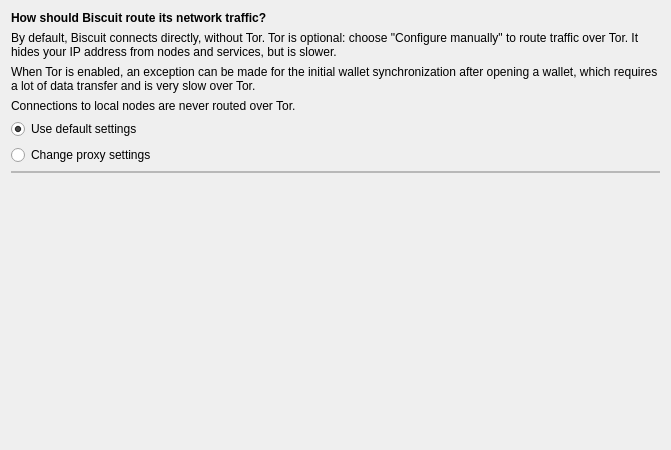
Above: src/wizard/PageNetworkProxy.ui from BiscuitWallet/Biscuit before the change. Below: the same form after it.
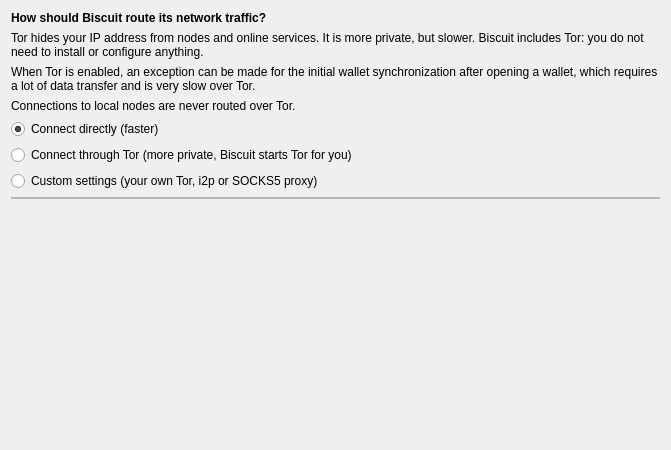
That is the form after the change. Custom widgets are drawn as their Qt base class.

Diff of the .ui file:
```diff
--- a/src/wizard/PageNetworkProxy.ui
+++ b/src/wizard/PageNetworkProxy.ui
@@ -30,7 +30,7 @@
    <item>
     <widget class="QLabel" name="label_2">
      <property name="text">
-      <string>By default, Biscuit connects directly, without Tor. Tor is optional: choose &quot;Configure manually&quot; to route traffic over Tor. It hides your IP address from nodes and services, but is slower.</string>
+      <string>Tor hides your IP address from nodes and online services. It is more private, but slower. Biscuit includes Tor: you do not need to install or configure anything.</string>
      </property>
      <property name="wordWrap">
       <bool>true</bool>
@@ -57,17 +57,24 @@
    <item>
     <widget class="QRadioButton" name="radio_useDefaultSettings">
      <property name="text">
-      <string>Use default settings</string>
+      <string>Connect directly (faster)</string>
      </property>
      <property name="checked">
       <bool>true</bool>
      </property>
     </widget>
    </item>
+   <item>
+    <widget class="QRadioButton" name="radio_tor">
+     <property name="text">
+      <string>Connect through Tor (more private, Biscuit starts Tor for you)</string>
+     </property>
+    </widget>
+   </item>
    <item>
     <widget class="QRadioButton" name="radio_configureManually">
      <property name="text">
-      <string>Change proxy settings</string>
+      <string>Custom settings (your own Tor, i2p or SOCKS5 proxy)</string>
      </property>
     </widget>
    </item>
```
